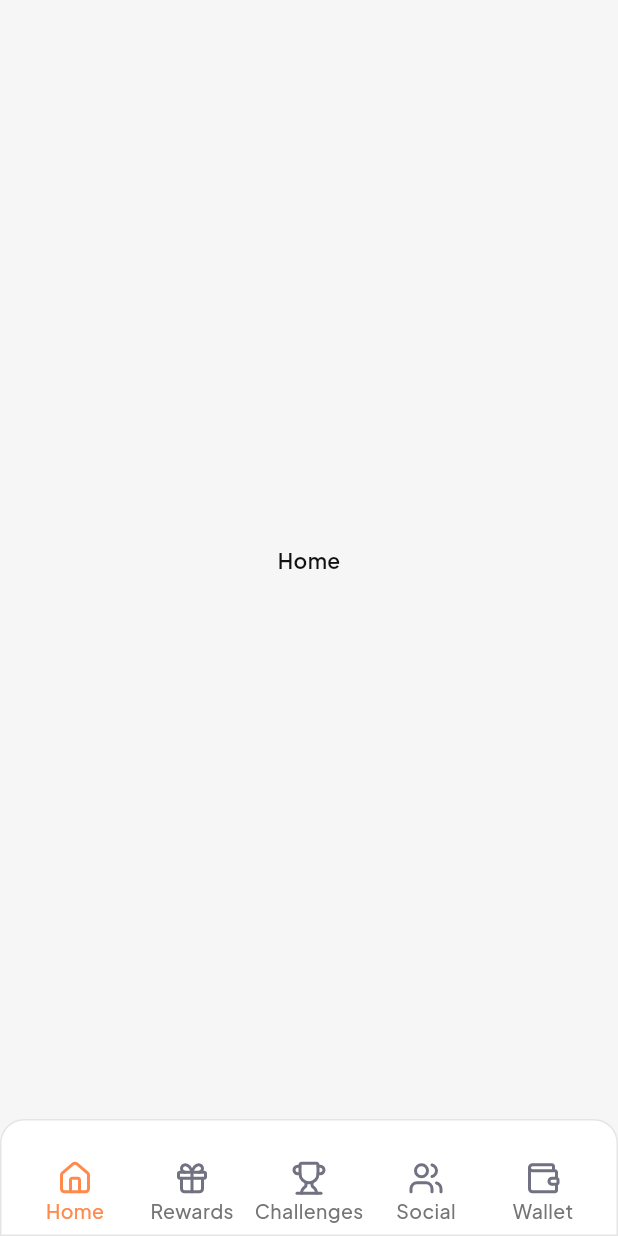
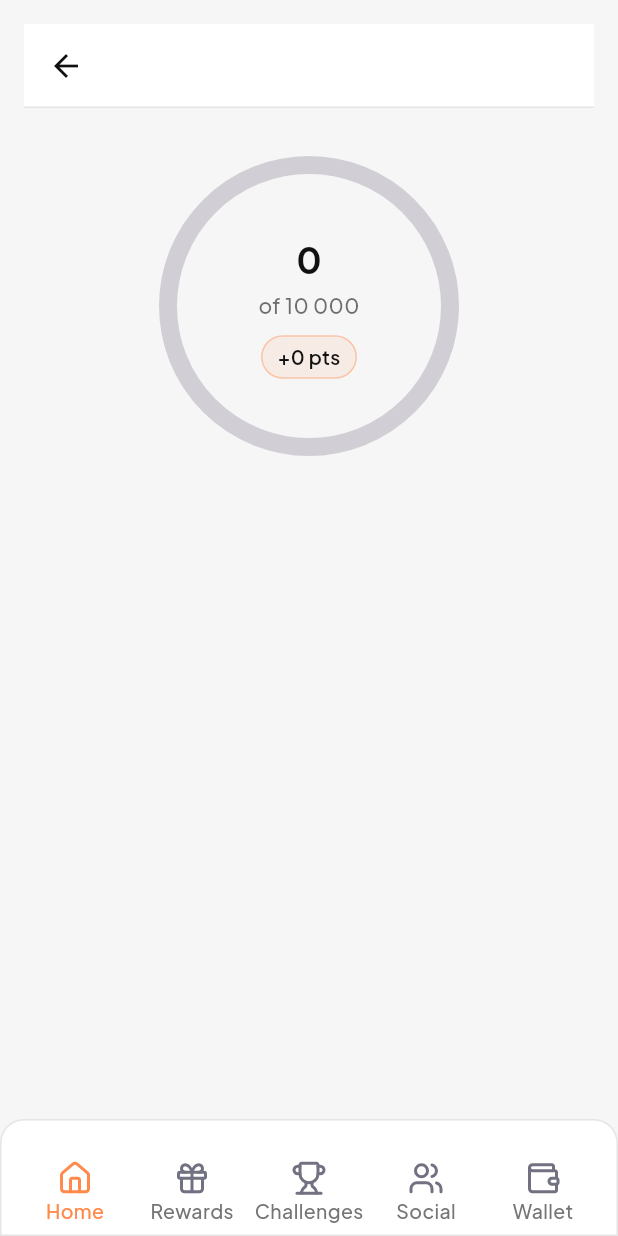
Before and after one commit to LowBudgetChaplin/neverest-frontend, a Flutter app: the screen it shows after launch, on a phone screen of 412 x 824 dp. Run offline on Flutter 3.47's test engine with Material 3 defaults, Android fonts, the phone set to English and light mode, and no system bars; our stand-ins replace device_info_plus, firebase_core, firebase_messaging, flutter_riverpod, flutter_svg, pedometer and 2 more; accounts and stored records are empty.

Commit message:
pedometer interacted with fallback for mock, circle with steps and points design, reroute the main screen, number formats, date comparison for mock

```diff
--- /dev/null
+++ b/lib/core/utils/dates.dart
@@ -0,0 +1,3 @@
+/// It checks if the 2 introduced dates are the same
+bool isSameDay(DateTime a, DateTime b) =>
+    a.year == b.year && a.month == b.month && a.day == b.day;
--- a/lib/core/utils/extensions.dart
+++ b/lib/core/utils/extensions.dart
@@ -1,5 +1,6 @@
 import 'dart:ui';
 
+/// It is the non-detracted version of 'withOpacity()' native function
 extension ColorOpacity on Color {
   Color withOpacityPercent(double opacity) => withAlpha((opacity * 255).round());
 }
--- /dev/null
+++ b/lib/core/utils/number_formats.dart
@@ -0,0 +1,36 @@
+
+/// It formats the big numbers in such way that after 1000 it will use 'empty space' as separator (ex: 100 000)
+String manualFormatingWithSpace(int n) {
+  final numberStr = n.toString();
+  final formatted = StringBuffer();
+  for (int i = 0; i < numberStr.length; i++) {
+    final remainingDigits = numberStr.length - i;
+    formatted.write(numberStr[i]);
+    if (remainingDigits > 1 && remainingDigits % 3 == 1) formatted.write(' ');
+  }
+  return formatted.toString();
+}
+
+/// It formats the big numbers in such way that after 1000 it will use 'empty space' as separator (ex: 100.000)
+String manualFormatingWithDot(int n) {
+  final numberStr = n.toString();
+  final formatted = StringBuffer();
+  for (int i = 0; i < numberStr.length; i++) {
+    final remainingDigits = numberStr.length - i;
+    formatted.write(numberStr[i]);
+    if (remainingDigits > 1 && remainingDigits % 3 == 1) formatted.write('.');
+  }
+  return formatted.toString();
+}
+
+/// It formats the big numbers in such way that after 1000 it will use 'empty space' as separator (ex: 100,000)
+String manualFormatingWithComma(int n) {
+  final numberStr = n.toString();
+  final formatted = StringBuffer();
+  for (int i = 0; i < numberStr.length; i++) {
+    final remainingDigits = numberStr.length - i;
+    formatted.write(numberStr[i]);
+    if (remainingDigits > 1 && remainingDigits % 3 == 1) formatted.write(',');
+  }
+  return formatted.toString();
+}
--- /dev/null
+++ b/lib/features/home/home_screen.dart
@@ -0,0 +1,130 @@
+import 'dart:async';
+
+import 'package:flutter/material.dart';
+import 'package:flutter_riverpod/flutter_riverpod.dart';
+import 'package:neverest/core/utils/extensions.dart';
+import 'package:neverest/resources/extensions/app_selectors.dart';
+import 'package:neverest/resources/widgets/app_circular_progress_ring.dart';
+import 'package:pedometer/pedometer.dart';
+import 'package:permission_handler/permission_handler.dart';
+
+import '../../core/utils/dates.dart';
+
+/// This is the screen where the user has access after login
+/// It contains the user's progress, stats, active challenges, nearby rewards & friends activity
+class HomeScreen extends ConsumerWidget{
+  const HomeScreen({super.key});
+
+  @override
+  Widget build(BuildContext context, WidgetRef ref) {
+    return const _HomeContent();
+  }
+}
+
+class _HomeContent extends ConsumerStatefulWidget{
+  const _HomeContent();
+
+  @override
+  ConsumerState<_HomeContent> createState() => _HomeContentState();
+}
+
+//TODO: it should read a state render or smth after the fetch and continuously updating the stats
+//TODO: discuss the proper business logic before starting integrating the backend/WS but until then lets pretend its working so small beak and play of ankles
+class _HomeContentState extends ConsumerState<_HomeContent>{
+  var _stepsToday = 0; // today's number of steps
+  var _goal = 10000; // today's actual step goal //TODO: only for mock. fetch the goal from API
+  int? _baseLineAtMidnight; // the cumulative no. of steps at first data reading of the day
+  DateTime _day = DateTime.now(); // current date for midnight reset
+  StreamSubscription<StepCount>? _subscription; // steps counter listener
+
+
+  @override
+  void initState() {
+    super.initState();
+    _initPedometer();
+  }
+
+  // initializing the step counter listener which will determine the actual no. of steps
+  Future<void> _initPedometer() async {
+    final status = await Permission.activityRecognition.request();
+    if(!status.isGranted){
+      setState(() {
+        _stepsToday = 2002; // TODO: only for mock
+        _goal = 10000;
+      });
+      return;
+    }
+    _subscription = Pedometer.stepCountStream.listen(_onStepEvent, onError: _onStepError, cancelOnError: false);
+  }
+
+  // event listener for step counter and steps reset
+  void _onStepEvent(StepCount event){
+    final now = DateTime.now();
+
+    if(!isSameDay(now, _day)){
+      _day = DateTime(now.year, now.month, now.day);
+      _baseLineAtMidnight = null;
+      _stepsToday = 0;
+    }
+
+    final totalStepsSinceBoot = event.steps;
+    _baseLineAtMidnight ??= totalStepsSinceBoot;
+
+    final today = totalStepsSinceBoot - (_baseLineAtMidnight ?? 0);
+    setState(() {
+      _stepsToday = today.clamp(0, 1000000).toInt(); // arbitrary range. maybe we change it in the future
+    });
+  }
+
+  // fallback when the sensor is not available
+  void _onStepError(Object error, [StackTrace? errorTrace]){
+    setState(() {
+      _stepsToday = 69669; //TODO: only for mock. probably the fallback will be 0 and 0 in to the future
+      _goal = 100001;
+    });
+  }
+
+  @override
+  void dispose() {
+    _subscription?.cancel();
+    super.dispose();
+  }
+
+  @override
+  Widget build(BuildContext context) {
+    final c = context.colors;
+    final sp = context.spacing;
+    final progress = (_stepsToday/_goal).clamp(0.0, 1.0);
+    return Scaffold(
+      appBar: AppBar(), //TODO: change it after merge
+      body: SafeArea(
+          child: SingleChildScrollView(
+            padding: EdgeInsets.only(top: sp.itemDefaultMargin),
+            child: Column(
+              crossAxisAlignment: CrossAxisAlignment.center,
+              children: [
+                Container(
+                  width: double.infinity,
+                  padding: EdgeInsets.only(top: sp.itemDefaultMargin),
+                  child: Center(
+                    child: AppCircularStepRing(
+                      progress: progress,
+                      color: c.primary,
+                      trackColor: c.secondary,
+                      center: AppRingCenter(
+                        steps: _stepsToday,
+                        goal: _goal,
+                        points: (_stepsToday/50).floor(), //TODO: for mock only 1pct per 50 steps
+                      ),
+                    ),
+                  ),
+                ),
+              ],
+            ),
+          )
+      ),
+    );
+  }
+
+
+}
--- a/lib/features/main/main_screen.dart
+++ b/lib/features/main/main_screen.dart
@@ -1,14 +1,14 @@
-import 'dart:math';
-
 import 'package:flutter/material.dart';
 import 'package:flutter_riverpod/flutter_riverpod.dart';
 import 'package:flutter_svg/svg.dart';
+import 'package:neverest/features/home/home_screen.dart';
 import 'package:neverest/l10n/app_localizations.dart';
 import 'package:neverest/resources/extensions/app_selectors.dart';
 import 'package:neverest/resources/styles/bottom_box_decoration_style.dart';
 
 import '../../resources/styles_managers/assets_manager.dart';
 
+/// Main root screen & root bottom navigation bar & root top app bar
 class MainScreen extends ConsumerStatefulWidget{
   const MainScreen({super.key});
 
@@ -16,6 +16,7 @@
   ConsumerState<MainScreen> createState() => _MainContentState();
 }
 
+/// Main root state
 class _MainContentState extends ConsumerState<MainScreen> {
   int positionIndex = 0;
   late List<Widget> pages;
@@ -27,22 +28,21 @@
     initPages();
   }
 
+  // Initializing pages for each each main screens from the bottom navigation bar based on the user role
   void initPages(){
-    // pages = getPagesByRole();
+    pages = getPagesByRole();
   }
 
-  //TODO: Interface by role
-  // List<Widget> getPagesByRole(){
-  //   final l10n = AppLocalizations.of(context);
-  //
-  //   return [
-  //     Center(child: Text(l10n!.home)),
-  //     Center(child: Text(l10n.rewards)),
-  //     Center(child: Text(l10n.challenges)),
-  //     Center(child: Text(l10n.social)),
-  //     Center(child: Text(l10n.wallet)),
-  //   ];
-  // }
+  //TODO: Interface by role. It's only the customer role for now
+  List<Widget> getPagesByRole(){
+    return [
+      const HomeScreen(),
+      const SizedBox(),
+      const SizedBox(),
+      const SizedBox(),
+      const SizedBox(),
+    ];
+  }
 
   @override
   Widget build(BuildContext context) {
@@ -50,14 +50,16 @@
     final sp = context.spacing;
     final c = context.colors;
 
+    //TODO: to be replaced. its only for mock to test the screens transition
     pages = [
-      Center(child: Text(l10n!.home)),
-      Center(child: Text(l10n.rewards)),
+      const HomeScreen(),
+      Center(child: Text(l10n!.rewards)),
       Center(child: Text(l10n.challenges)),
       Center(child: Text(l10n.social)),
       Center(child: Text(l10n.wallet)),
     ];
 
+    // Bottom navigation elements for each app menu
     List<BottomNavigationBarItem> navItems = [
       BottomNavigationBarItem(
           icon: SvgPicture.asset(ImageAssets.home),
--- /dev/null
+++ b/lib/resources/widgets/app_circular_progress_ring.dart
@@ -0,0 +1,195 @@
+import 'dart:math' as math;
+import 'package:flutter/material.dart';
+import 'package:neverest/core/utils/extensions.dart';
+
+import '../../core/utils/number_formats.dart';
+import '../styles_managers/font_manager.dart';
+import '../styles_managers/styles_manager.dart';
+
+/// Circular progress 'bar' (used in home screen)
+class AppCircularStepRing extends StatefulWidget{
+  final double progress; // the progress value; it takes values from 0.0 to 1.0
+  final Duration duration; // it's the duration of the circle color filling animation based on the progress
+  final double size;  // base widget size
+  final double strokeWidth; // fill color radius
+  final Color color; // fill color
+  final Color trackColor; // base color of the ring
+  final Widget? center; // the center widget with other details in it
+
+  const AppCircularStepRing({
+    super.key,
+    required this.progress,
+    this.duration = const Duration(milliseconds: 1200),
+    this.size = 200,
+    this.strokeWidth = 12,
+    required this.color,
+    required this.trackColor,
+    this.center,
+  });
+
+  @override
+  State<AppCircularStepRing> createState() => _AppCircularStepRingState();
+}
+
+/// Circular progress bar animation based on state
+class _AppCircularStepRingState extends State<AppCircularStepRing> with SingleTickerProviderStateMixin{
+  late Animation<double> _animation; // filling animation
+  late AnimationController _controller; // filling controller animation
+
+  @override
+  void initState() {
+    super.initState();
+    initControllers();
+  }
+
+  void initControllers(){
+    _controller = AnimationController(vsync: this, duration: widget.duration);
+    _animation = CurvedAnimation(parent: _controller, curve: Curves.easeOutCubic);
+    _controller.forward(from: 0);
+  }
+
+  @override
+  void didUpdateWidget(AppCircularStepRing oldWidget) {
+    super.didUpdateWidget(oldWidget);
+    if(oldWidget.progress != widget.progress || oldWidget.duration != widget.duration){
+      _controller.duration = widget.duration;
+      _controller.forward(from: 0);
+    }
+  }
+
+  @override
+  void dispose() {
+    _controller.dispose();
+    super.dispose();
+  }
+
+  @override
+  Widget build(BuildContext context) {
+    return SizedBox(
+      width: widget.size,
+      height: widget.size,
+      child: AnimatedBuilder(
+          animation: _animation,
+          builder: (_, __) {
+            final value = (_animation.value * widget.progress).clamp(0.0, 1.0);
+            return Stack(
+              alignment: Alignment.center,
+              children: [
+                CustomPaint(
+                  size: Size.square(widget.size),
+                  painter: AppRingPainter(
+                    progress: value,
+                    strokeWidth: widget.strokeWidth,
+                    color: widget.color,
+                    trackColor: widget.trackColor,
+                  ),
+                ),
+                if(widget.center != null) widget.center!,
+              ],
+            );
+          }
+      )
+    );
+  }
+}
+
+/// Progress ring custom canva painter
+class AppRingPainter extends CustomPainter {
+  final double progress;
+  final double strokeWidth;
+  final Color color;
+  final Color trackColor;
+
+  AppRingPainter({
+    required this.progress,
+    required this.strokeWidth,
+    required this.color,
+    required this.trackColor
+});
+
+  @override
+  void paint(Canvas canvas, Size size) {
+    final rect = Offset.zero & size;
+    final center = rect.center;
+    final radius = (size.shortestSide - strokeWidth) / 2;
+
+
+    final track = Paint()
+      ..style = PaintingStyle.stroke
+      ..strokeWidth = strokeWidth
+      ..strokeCap = StrokeCap.round
+      ..color = trackColor.withOpacityPercent(0.25);
+
+    final ring = Paint()
+      ..style = PaintingStyle.stroke
+      ..strokeWidth = strokeWidth
+      ..strokeCap = StrokeCap.round
+      ..color = color;
+
+    canvas.drawCircle(center, radius, track);
+    const startAngle = -math.pi / 2;
+    final sweepAngle = 2 * math.pi * progress;
+    final rectArc = Rect.fromCircle(center: center, radius: radius);
+    canvas.drawArc(rectArc, startAngle, sweepAngle, false, ring);
+  }
+
+  @override
+  bool shouldRepaint(covariant AppRingPainter old) =>
+    old.progress != progress ||
+    old.strokeWidth != strokeWidth ||
+    old.color != color ||
+    old.trackColor != trackColor;
+}
+
+/// The ring center of the circular progress bar with the live pedometer stats
+class AppRingCenter extends StatelessWidget {
+  final int steps;
+  final int goal;
+  final int points;
+
+  const AppRingCenter({
+    super.key,
+    required this.steps,
+    required this.goal,
+    required this.points,
+  });
+
+  @override
+  Widget build(BuildContext context) {
+    final c = context.colors;
+
+    final stepsStyle = getTitleHeader2Style(
+      context: context,
+      fontWeight: FontWeightManager.bold,
+    );
+
+    final ofStyle = getBodyMediumStyle(
+      context: context,
+      color: c.txtDefault.withOpacityPercent(0.6),
+    );
+
+    final pointsStyle = getBodySmallStyle(
+      context: context,
+      fontWeight: FontWeightManager.semibold,
+    );
+
+    return Column(
+      mainAxisSize: MainAxisSize.min,
+      children: [
+        Text(manualFormatingWithSpace(steps), style: stepsStyle),
+        const SizedBox(height: 4),
+        Text('of ${manualFormatingWithSpace(goal)}', style: ofStyle),
+        const SizedBox(height: 10),
+        Container(
+          padding: const EdgeInsets.symmetric(horizontal: 10, vertical: 4),
+          decoration: BoxDecoration(
+            color: c.primary.withOpacityPercent(0.10),
+            borderRadius: BorderRadius.circular(999),
+            border: Border.all(color: c.primary.withOpacityPercent(0.40)),
+          ),
+          child: Text('+$points pts', style: pointsStyle),
+        ),
+      ],
+    );
+  }
+}
--- a/pubspec.yaml
+++ b/pubspec.yaml
@@ -54,6 +54,7 @@
   geocoding: ^3.0.0
   url_launcher: ^6.2.5
   flutter_launcher_icons: ^0.14.4
+  pedometer: ^4.0.1
 
 dev_dependencies:
   flutter_test:
@@ -61,7 +62,7 @@
   flutter_lints: ^4.0.0
   retrofit_generator: ^9.3.0
   build_runner: ^2.3.3
-  analyzer: ^7.5.2 # (mutat aici)
+  analyzer: ^7.5.2
 
 flutter_launcher_icons:
   android: "launcher_icon"
```
Also changed, not shown: lib/features/home/home_states.dart (added), lib/features/home/home_viewmodel.dart (added), pubspec.lock, 2 other files.
